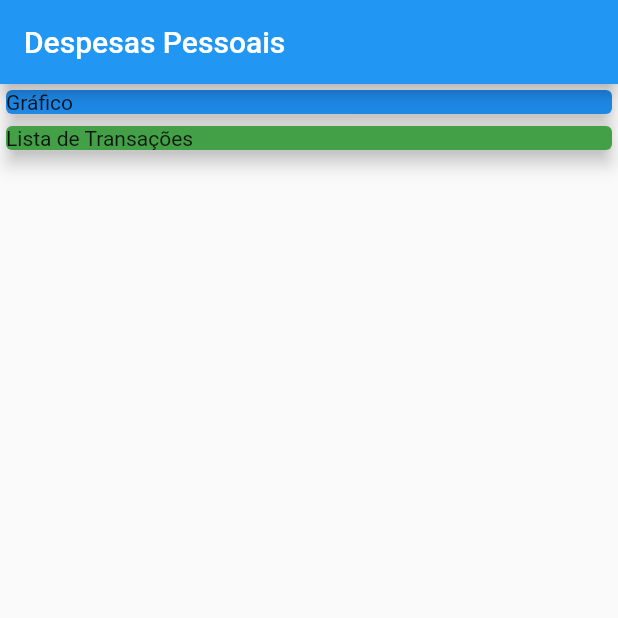
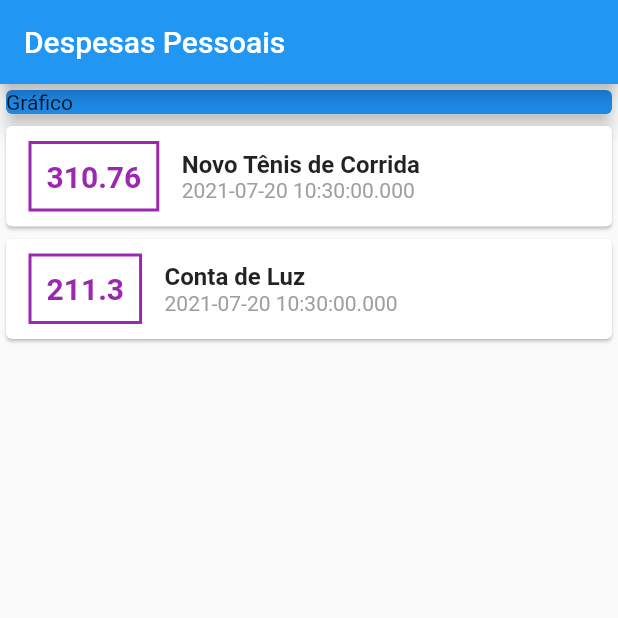
Before and after one commit to RafaelErnesto/flutter-expenses-app, a Flutter app: the screen it shows after launch, on a phone screen of 412 x 824 dp, the top half of it. Run offline on Flutter 3.47's test engine with Material 2 defaults, Android fonts, the phone set to English and light mode, and no system bars.

Commit message:
feat: styling transactions

```diff
--- a/lib/main.dart
+++ b/lib/main.dart
@@ -31,14 +31,55 @@ class MyHomePage extends StatelessWidget{
                 child: Text('Gráfico')
               ),
           ),
-          Container(
-            width: double.infinity,
-            child:Card(
-                child: Text('Lista de Transações'),
-                color:Colors.green[600],
-                elevation: 5,
-              ),
-          ),
+          Column(
+            children: _transactions.map((tr) {
+              return Card(
+                child: Row(
+                  children: <Widget>[
+                    Container(
+                      margin: EdgeInsets.symmetric(
+                        horizontal: 15,
+                        vertical: 10
+                      ),
+                      decoration: BoxDecoration(
+                        border: Border.all(
+                          color: Colors.purple,
+                          width: 2,
+                        )
+                      ),
+                      padding: EdgeInsets.all(10),
+                      child: Text(
+                        tr.value.toString(),
+                        style:TextStyle(
+                            fontWeight: FontWeight.bold,
+                            fontSize: 20,
+                            color: Colors.purple,
+                          )
+                        )
+                    ),
+                    Column(
+                      crossAxisAlignment: CrossAxisAlignment.start,
+                      children: <Widget>[
+                          Text(
+                            tr.title,
+                            style: TextStyle(
+                              fontSize: 16,
+                              fontWeight: FontWeight.bold
+                            ),
+                          ),
+                          Text(
+                            tr.date.toString(),
+                            style: TextStyle(
+                              color: Colors.grey
+                            )
+                          )
+                      ],
+                    )
+                  ],
+                ),
+              );
+            }).toList(),
+          )
         ]
       ),
     );
```
